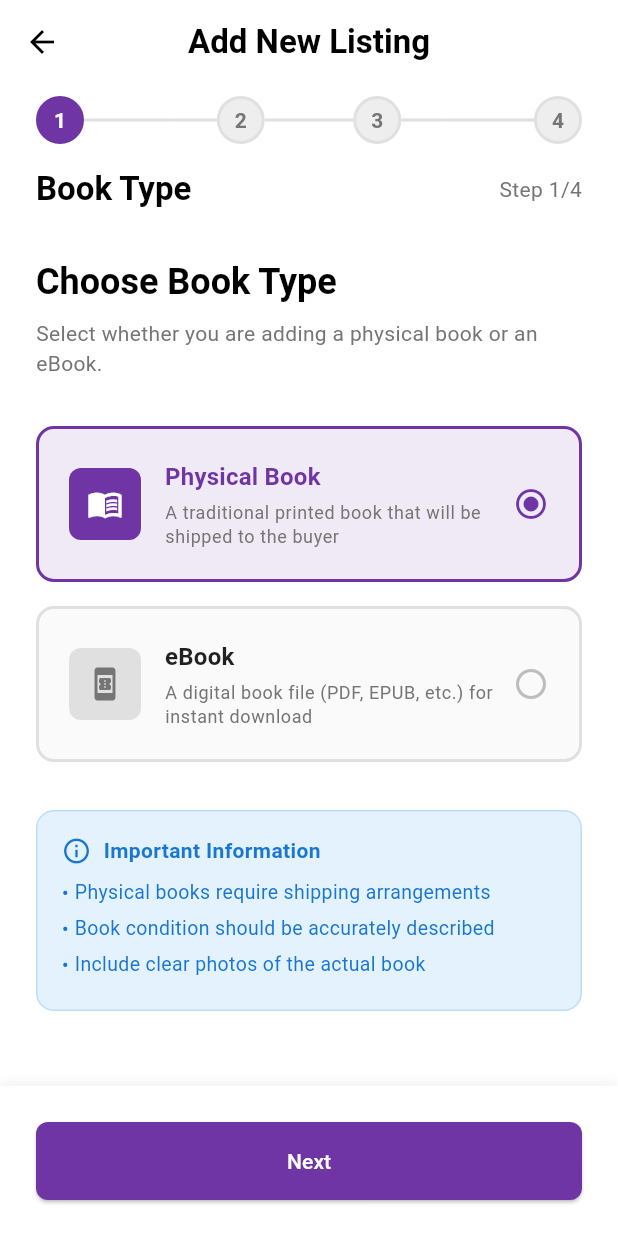
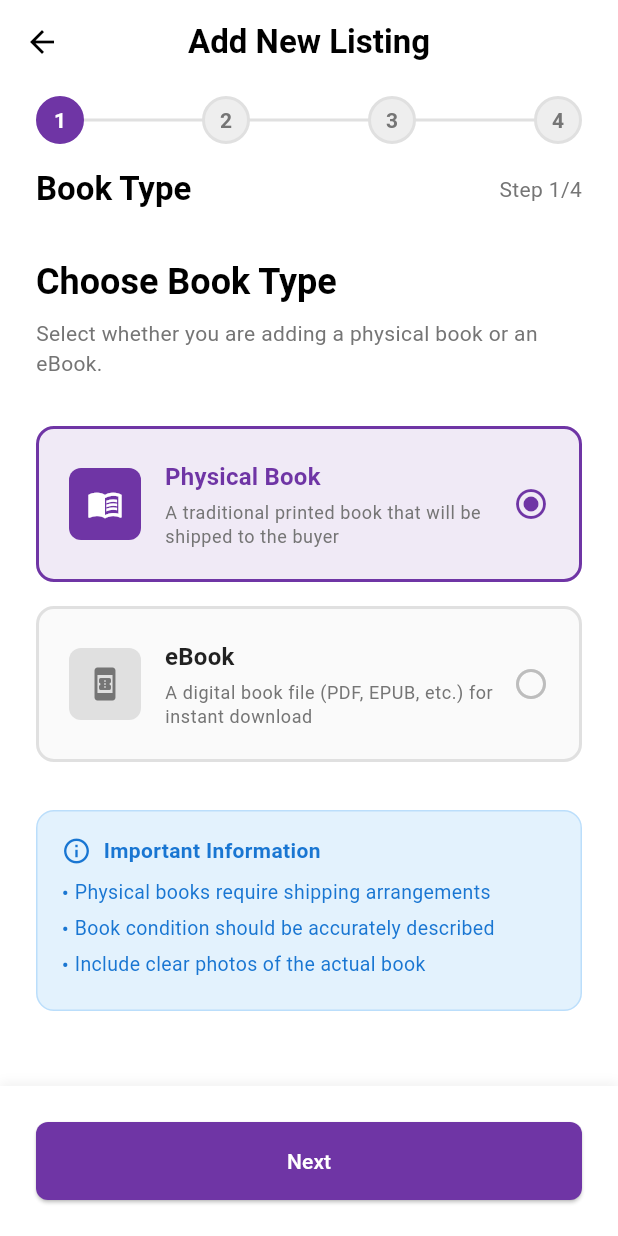
Before and after one commit to SahandMohammed/pertukekem, a Flutter app: the AddEditListingScreen screen opened directly, on a phone screen of 412 x 824 dp. Run offline on Flutter 3.47's test engine with Material 3 defaults, Android fonts, the phone set to English and light mode, and no system bars; our stand-ins replace cloud_firestore, country_picker, file_picker, firebase_ai, firebase_auth, firebase_core and 8 more; missing offline and left inert: flutter_pdfview; accounts and stored records are empty.

Commit message:
refactor: Enhance step progress indicator layout in AddEditListingScreen

```diff
--- a/lib/features/listings/view/add_edit_listing_screen.dart
+++ b/lib/features/listings/view/add_edit_listing_screen.dart
@@ -679,26 +679,39 @@ class _AddEditListingScreenState extends State<AddEditListingScreen>
                   horizontal: 24,
                   vertical: 8,
                 ),
-                child: Row(
+                child: Stack(
+                  children: [
+                    // Progress line background
+                    Positioned(
+                      top: 15, // Half the height of the circle (32/2 - 1)
+                      left: 16, // Start from first circle center
+                      right: 16, // End at last circle center
+                      child: Container(height: 2, color: Colors.grey.shade300),
+                    ),
+                    // Active progress line
+                    if (_currentStep > 0)
+                      Positioned(
+                        top: 15,
+                        left: 16,
+                        width:
+                            (MediaQuery.of(context).size.width - 80) *
+                            (_currentStep /
+                                (_totalSteps -
+                                    1)), // 80 = 24*2 padding + 16*2 for circle centers
+                        child: Container(
+                          height: 2,
+                          color: theme.colorScheme.primary,
+                        ),
+                      ),
+                    // Step nodes
+                    Row(
+                      mainAxisAlignment: MainAxisAlignment.spaceBetween,
                       children: List<Widget>.generate(_totalSteps, (index) {
                         bool isActive = index == _currentStep;
                         bool isPast = index < _currentStep;
                         bool isValid = _isStepValid(index);
 
-                    return Expanded(
-                      child: Row(
-                        children: [
-                          if (index > 0)
-                            Expanded(
-                              child: Container(
-                                height: 2,
-                                color:
-                                    isPast && isValid
-                                        ? theme.colorScheme.primary
-                                        : Colors.grey.shade300,
-                              ),
-                            ),
-                          Container(
+                        return Container(
                           width: 32,
                           height: 32,
                           decoration: BoxDecoration(
@@ -738,21 +751,10 @@ class _AddEditListingScreenState extends State<AddEditListingScreen>
                                       ),
                                     ),
                           ),
-                          ),
-                          if (index < _totalSteps - 1)
-                            Expanded(
-                              child: Container(
-                                height: 2,
-                                color:
-                                    isPast && isValid
-                                        ? theme.colorScheme.primary
-                                        : Colors.grey.shade300,
-                              ),
-                            ),
-                        ],
-                      ),
                         );
                       }),
+                    ),
+                  ],
                 ),
               ),
 
```
Lines whose indentation alone changed are shown as unchanged.
